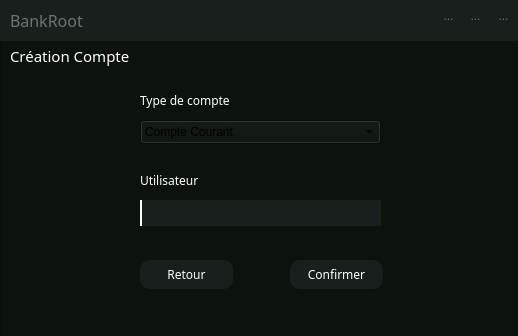
Qt form creer_compte.ui (SparqueeZ/Bank-Root) before a commit.
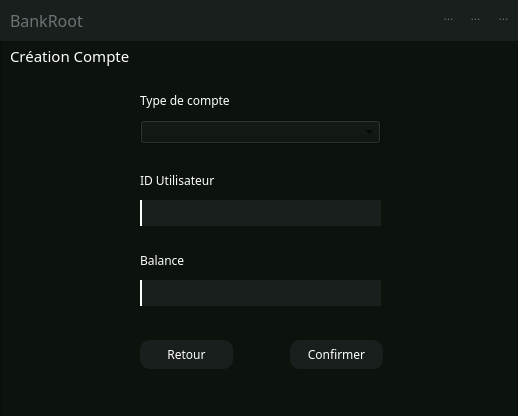
The same form after that commit. Icons and pictures are not drawn.

Commit message: Creer compte + créer profil gui

The edit to the form file:
```diff
--- a/creer_compte.ui
+++ b/creer_compte.ui
@@ -7,7 +7,7 @@
     <x>0</x>
     <y>0</y>
     <width>518</width>
-    <height>336</height>
+    <height>416</height>
    </rect>
   </property>
   <property name="windowTitle">
@@ -35,7 +35,7 @@
     <property name="geometry">
      <rect>
       <x>140</x>
-      <y>260</y>
+      <y>340</y>
       <width>93</width>
       <height>29</height>
      </rect>
@@ -75,7 +75,7 @@
     <property name="geometry">
      <rect>
       <x>290</x>
-      <y>260</y>
+      <y>340</y>
       <width>93</width>
       <height>29</height>
      </rect>
@@ -198,7 +198,7 @@
 </string>
     </property>
     <property name="text">
-     <string>Utilisateur</string>
+     <string>ID Utilisateur</string>
     </property>
    </widget>
    <widget class="QComboBox" name="comboBox">
@@ -210,21 +210,6 @@
       <height>24</height>
      </rect>
     </property>
-    <item>
-     <property name="text">
-      <string>Compte Courant</string>
-     </property>
-    </item>
-    <item>
-     <property name="text">
-      <string>PEL</string>
-     </property>
-    </item>
-    <item>
-     <property name="text">
-      <string>Livret C</string>
-     </property>
-    </item>
    </widget>
    <widget class="QWidget" name="widget_7" native="true">
     <property name="geometry">
@@ -354,6 +339,49 @@
      </property>
     </widget>
    </widget>
+   <widget class="QLabel" name="label_10">
+    <property name="geometry">
+     <rect>
+      <x>140</x>
+      <y>250</y>
+      <width>101</width>
+      <height>20</height>
+     </rect>
+    </property>
+    <property name="font">
+     <font>
+      <family>Montserrat Medium</family>
+      <italic>false</italic>
+     </font>
+    </property>
+    <property name="styleSheet">
+     <string notr="true">background-color: transparent;
+color: rgb(255, 255, 255);
+</string>
+    </property>
+    <property name="text">
+     <string>Balance</string>
+    </property>
+   </widget>
+   <widget class="QLineEdit" name="balance">
+    <property name="geometry">
+     <rect>
+      <x>140</x>
+      <y>280</y>
+      <width>241</width>
+      <height>26</height>
+     </rect>
+    </property>
+    <property name="styleSheet">
+     <string notr="true">QLineEdit{
+background:#181F1C;
+border:none;
+border-left:2px solid #ffffff;
+color:#717072;
+padding-left: 10px
+}</string>
+    </property>
+   </widget>
   </widget>
  </widget>
  <resources>
```
Left out of the diff: 2 changed lines with no effect on the pictures. The commit also changes 3 other files.
